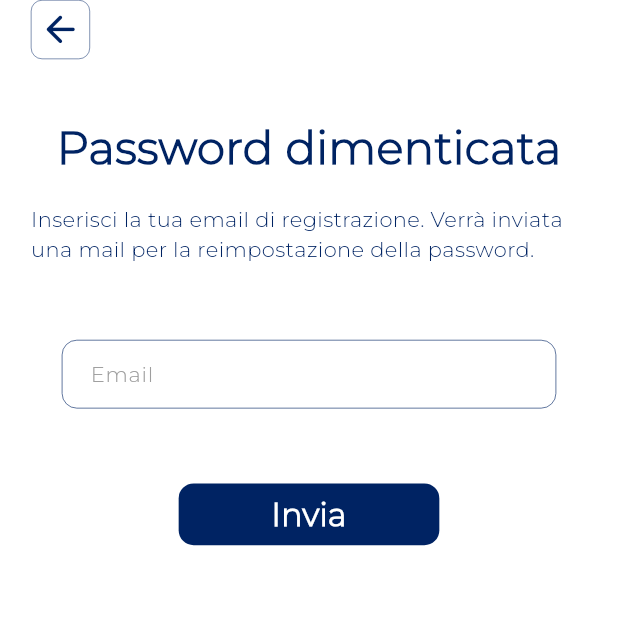
After one commit to Geremia98/MGSApp, a Flutter app: the screen it shows after launch, after a tap on "Password dimenticata?", on a phone screen of 412 x 824 dp, the top half of it. The commit adds this screen. Run offline on Flutter 3.47's test engine with Material 3 defaults, Android fonts, the phone set to English and light mode, and no system bars; our stand-ins replace cloud_firestore, dotted_border, firebase_auth, firebase_core, firebase_storage, image_cropper and 3 more; missing offline and left inert: dart:ffi; accounts and stored records are empty; project files that could hold a hidden picture were left out.

Commit message:
fixed events

```diff
--- /dev/null
+++ b/lib/screens/login_screens/forgot_password_screen.dart
@@ -0,0 +1,173 @@
+import 'package:firebase_auth/firebase_auth.dart';
+import 'package:flutter/cupertino.dart';
+import 'package:flutter/material.dart';
+import 'package:mgs_app2/services/firebase/auth.dart';
+import 'package:mgs_app2/services/firebase/exceptions_translator.dart';
+import 'package:mgs_app2/utilities/app_config.dart';
+import 'package:mgs_app2/widgets/button.dart';
+import 'package:mgs_app2/widgets/snackbar.dart';
+import 'package:mgs_app2/widgets/text_field.dart';
+
+import '../../widgets/back_button_app_bar.dart';
+import '../../widgets/font.dart';
+
+class ForgotPasswordScreen extends StatefulWidget {
+  const ForgotPasswordScreen({super.key});
+
+  @override
+  State<ForgotPasswordScreen> createState() => _ForgotPasswordScreenState();
+}
+
+class _ForgotPasswordScreenState extends State<ForgotPasswordScreen> {
+  final GlobalKey<ScaffoldState> scaffoldKey = GlobalKey();
+  final GlobalKey<FormState> formKey = GlobalKey<FormState>();
+  bool isLoading = false;
+  String email = '';
+
+  @override
+  Widget build(BuildContext context) {
+    final AppConfig appConfig = AppConfig(context);
+
+    return Scaffold(
+      key: scaffoldKey,
+      backgroundColor: appConfig.getTheme().scaffoldBackgroundColor,
+      body: SafeArea(
+        child: Padding(
+          padding: EdgeInsets.symmetric(horizontal: appConfig.getWidth() * 5),
+          child: SizedBox(
+            height: appConfig.getHeight() * 100,
+            width: appConfig.getWidth() * 100,
+            child: Form(
+              key: formKey,
+              child: Column(
+                children: [
+                  BackButtonAppBar(
+                    iconData: Icons.arrow_back_rounded,
+                    appConfig: appConfig,
+                    onTap: () {
+                      Navigator.pop(context);
+                    },
+                  ),
+                  SizedBox(
+                    height: appConfig.getHeight() * 5,
+                  ),
+                  Center(
+                    child: Text(
+                      'Password dimenticata',
+                      style: TextStyle(
+                        fontSize: fontSizeTitle,
+                        fontWeight: FontWeight.w700,
+                        height: 1.2,
+                        color: appConfig.getTheme().secondaryHeaderColor,
+                      ),
+                    ),
+                  ),
+                  SizedBox(
+                    height: 20,
+                  ),
+                  Center(
+                    child: Text(
+                      'Inserisci la tua email di registrazione. Verrà inviata una mail per la reimpostazione della password.',
+                      style: TextStyle(
+                        fontSize: fontSizeSubtitle,
+                        fontWeight: FontWeight.w500,
+                        color: appConfig.getTheme().secondaryHeaderColor,
+                      ),
+                    ),
+                  ),
+                  SizedBox(
+                    height: 50,
+                  ),
+                  Padding(
+                    padding: EdgeInsets.symmetric(
+                        horizontal: appConfig.getWidth() * 5),
+                    child: buildTextField(
+                      appConfig,
+                      hintText: 'Email',
+                      onChanged: onEmailChange,
+                      validator: onEmailChange,
+                    ),
+                  ),
+                  const SizedBox(
+                    height: 50,
+                  ),
+                  ButtonText(
+                    text: 'Invia',
+                    onTap: resetPassword,
+                    isLoading: isLoading,
+                  ),
+                ],
+              ),
+            ),
+          ),
+        ),
+      ),
+    );
+  }
+
+  Future<void> resetPassword() async {
+
+    if (!formKey.currentState!.validate()) {
+      return;
+    }
+
+
+    FirebaseAuthService authService = FirebaseAuthService();
+
+    setState(() {
+      isLoading = true;
+    });
+
+    final SnackBarStyle snackBarStyle = SnackBarStyle(context, scaffoldKey);
+
+    final dynamic result = await authService.sendPasswordResetEmail(email);
+
+    setState(() {
+      isLoading = false;
+    });
+
+    if (result is FirebaseAuthException) {
+      FirebaseExceptionsTranslator translator = FirebaseExceptionsTranslator();
+
+      translator.getAuthMessage(result);
+
+      snackBarStyle.showSnackBar(translator.getAuthMessage(result));
+
+      return;
+    }
+
+    if (result == true) {
+      snackBarStyle.showSnackBar('Email per il reset della password inviata!');
+
+      Navigator.of(context).pop();
+      return;
+    }
+
+    if (result is String) {
+      snackBarStyle.showSnackBar(result);
+    }
+  }
+
+  String? onEmailChange(String? email) {
+    if (email == null || !isEmailStringValid(email)) {
+      email = '';
+      return 'Email is not valid';
+    }
+
+    this.email = email.trim();
+    return null;
+  }
+
+  bool isEmailStringValid(String email) {
+    if (email.isEmpty) {
+      return false;
+    }
+    if (!RegExp(
+      r"^[a-zA-Z0-9.a-zA-Z0-9.!#$%&'*+-/=?^_`{|}~]+@[a-zA-Z0-9]+\.[a-zA-Z]+",
+    ).hasMatch(email)) {
+      return false;
+    }
+
+    return true;
+  }
+}
--- a/lib/screens/login_screens/login_screen.dart
+++ b/lib/screens/login_screens/login_screen.dart
@@ -1,9 +1,11 @@
+import 'package:mgs_app2/screens/login_screens/forgot_password_screen.dart';
 import 'package:mgs_app2/screens/login_screens/registration_controller.dart';
 import 'package:mgs_app2/screens/login_screens/registration_screen1.dart';
 import 'package:flutter/material.dart';
 import 'package:mgs_app2/utilities/app_config.dart';
 import 'package:mgs_app2/widgets/font.dart';
 import 'package:mgs_app2/widgets/text_field.dart';
+import 'package:mgs_app2/widgets/title.dart';
 
 class LoginScreen extends StatefulWidget {
   const LoginScreen({super.key});
@@ -117,6 +119,25 @@ class _LoginScreenState extends State<LoginScreen> {
                           ],
                         ),
                       ),
+                      SizedBox(height: 5),
+                      Align(
+                        alignment: Alignment.centerRight,
+                        child: GestureDetector(
+                          onTap: () => {
+                            Navigator.of(context).push(
+                              MaterialPageRoute(
+                                builder: (context) => ForgotPasswordScreen(),
+                              ),
+                            )
+                          },
+                          child: Text(
+                            'Password dimenticata?',
+                            style: textStyleSubtitle(context).copyWith(
+                                color: appConfig.getTheme().primaryColor,
+                            fontWeight: FontWeight.w600),
+                          ),
+                        ),
+                      ),
                       SizedBox(height: 20),
                       FilledButton(
                         style: ButtonStyle(
--- a/lib/screens/main_screens/personal_screen.dart
+++ b/lib/screens/main_screens/personal_screen.dart
@@ -160,6 +160,7 @@ class PersonalScreenState extends State<PersonalScreen> {
               child: Column(
                 mainAxisAlignment: MainAxisAlignment.spaceEvenly,
                 children: [
+
                   buildMyTextFormField(
                     appConfig,
                     textCapitalization: TextCapitalization.sentences,
--- a/lib/widgets/button.dart
+++ b/lib/widgets/button.dart
@@ -240,10 +240,11 @@ BoxDecoration buttonTextDisabledDecoration(BuildContext context) {
 
 TextStyle textStyleButton(BuildContext context) {
   return TextStyle(
-    color: AppConfig(context).getTheme().scaffoldBackgroundColor,
     fontSize: fontSizeButton,
-    fontWeight: FontWeight.w600,
-    overflow: TextOverflow.ellipsis,
+    fontWeight: FontWeight.w700,
+    color: AppConfig(context)
+        .getTheme()
+        .scaffoldBackgroundColor,
   );
 }
 
--- a/lib/widgets/snackbar.dart
+++ b/lib/widgets/snackbar.dart
@@ -32,7 +32,7 @@ class SnackBarStyle {
         right: _appConfig.getWidth() * 10,
         bottom: bottomPadding ?? this.bottomPadding,
       ),
-      backgroundColor: getDarkTheme().cardColor.withOpacity(0.9),
+      backgroundColor: getDarkTheme().highlightColor.withOpacity(0.9),
       content: Text(text,
           textAlign: TextAlign.center,
           overflow: TextOverflow.fade,
```
Also changed, not shown: lib/screens/login_screens/change_email_screen.dart (added, +162 -0 lines), lib/screens/login_screens/change_password_screen.dart (added, +149 -0 lines), lib/services/firebase/auth.dart (+16 -7 lines).
